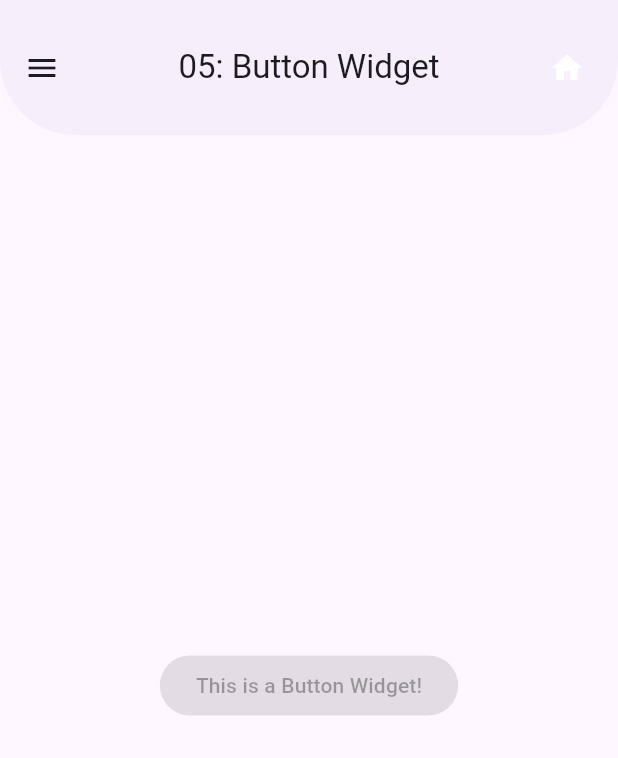
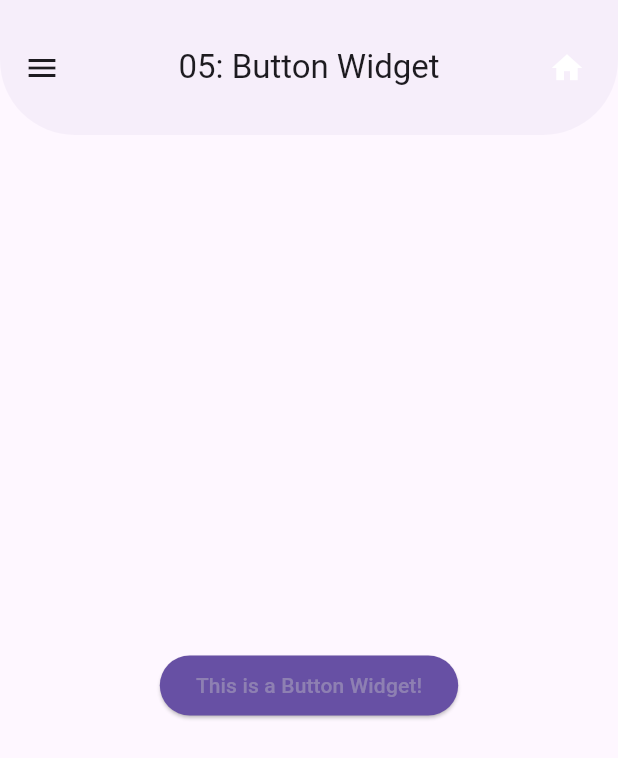
Before and after one commit to kaiqueBellmont/flutter_concept_practices, a Flutter app: the ButtonWidget screen opened directly, on a phone screen of 412 x 824 dp. Shown: the top 758 px of the screen. Run offline on Flutter 3.47's test engine with Material 3 defaults, Android fonts, the phone set to English and light mode, and no system bars; our stand-ins replace accordion; missing offline and left inert: syntax_highlight.

Commit message:
feat: Button widget

```diff
--- a/lib/pages/basic_widgets/05_button_widget.dart
+++ b/lib/pages/basic_widgets/05_button_widget.dart
@@ -1,5 +1,6 @@
 import 'package:flutter/material.dart';
 import 'package:flutter_concept_practices/components/appbar/custom_appbar.dart';
+import 'package:flutter_concept_practices/components/snackBar/snackBar.dart';
 
 class ButtonWidget extends StatelessWidget {
   const ButtonWidget({super.key});
@@ -13,9 +14,20 @@ class ButtonWidget extends StatelessWidget {
           Expanded(
             child: Container(
               alignment: Alignment.center,
-              child: const ElevatedButton(
-                onPressed: null,
-                child: Text('This is a Button Widget!'),
+              child: Tooltip(
+                message: 'Esse botão não faz nada', // Use 'não' for correct negation
+                child: ElevatedButton(
+                  style: ElevatedButton.styleFrom(
+                    foregroundColor: Theme.of(context).splashColor,
+                    backgroundColor: Theme.of(context).primaryColor,
+                  ),
+                  onPressed: () {
+                    ScaffoldMessenger.of(context).showSnackBar(
+                      CustomSnackBar.buildSnackBar('This button does anything'),
+                    );
+                  },
+                  child: const Text('This is a Button Widget!'),
+                ),
               ),
             ),
           ),
```
Also changed, not shown: lib/components/snackBar/snackBar.dart (added, +16 -0 lines), lib/components/topics/basic_widgets.dart (+20 -0 lines), lib/pages/code_syntax_highlight.dart (+4 -11 lines).
